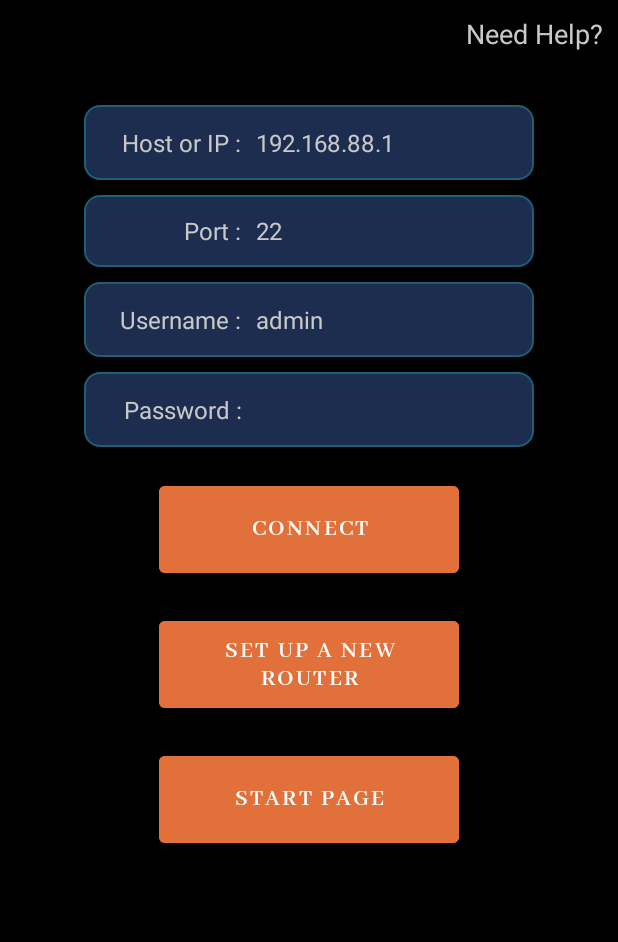
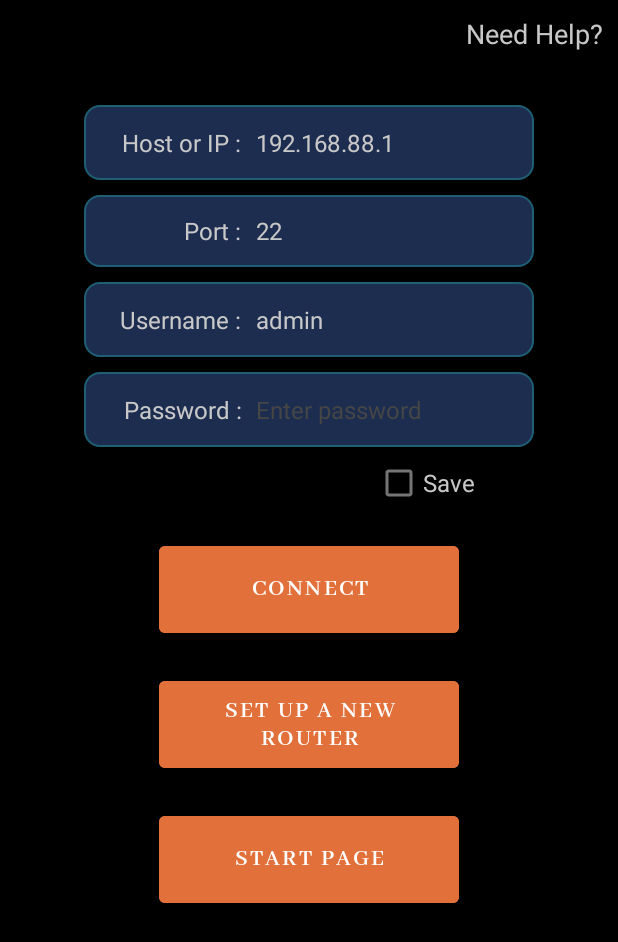
Before and after one commit to mcsimple-net/ImProvider, an Android app: the MainActivity screen opened directly, with no data from a screen before it, on a phone screen of 412 x 824 dp. Shown: the top 942 px of the screen. Run offline under Robolectric (Android 15) with nearby library versions, the phone set to English and light mode, and no system bars; libraries missing offline, so code that uses them is left out: com.jcraft.jsch, com.tapadoo.alerter; Roboto replaces fonts that are not available here; 1 statement that could not run was skipped.

Commit message:
added save func

```diff
--- a/app/build.gradle
+++ b/app/build.gradle
@@ -40,5 +40,6 @@ dependencies {
     implementation 'androidx.constraintlayout:constraintlayout:2.1.4'
     implementation 'com.github.AndroidDeveloperLB:AutoFitTextView:10'
     implementation 'com.github.tapadoo:alerter:7.2.4'
+    implementation "androidx.security:security-crypto:1.1.0-alpha06"
 
 }
--- a/app/src/main/java/com/itremedy/improvidermtfree/MainActivity.java
+++ b/app/src/main/java/com/itremedy/improvidermtfree/MainActivity.java
@@ -4,6 +4,8 @@ package com.itremedy.improvidermtfree;
 import static java.lang.Boolean.TRUE;
 
 import androidx.appcompat.app.AppCompatActivity;
+import androidx.security.crypto.EncryptedSharedPreferences;
+import androidx.security.crypto.MasterKey;
 
 import android.annotation.SuppressLint;
 import android.content.Intent;
@@ -13,12 +15,15 @@ import android.os.Handler;
 import android.preference.PreferenceManager;
 import android.view.View;
 import android.widget.Button;
+import android.widget.CheckBox;
 import android.widget.EditText;
 import android.widget.TextView;
 
 import com.jcraft.jsch.JSchException;
 import com.tapadoo.alerter.Alerter;
 
+import java.io.IOException;
+import java.security.GeneralSecurityException;
 import java.util.Objects;
 
 
@@ -32,6 +37,9 @@ public class MainActivity extends AppCompatActivity {
     Button setup, start_page;
     TextView help_m;
     SharedPreferences prefs;
+    CheckBox checkBox;
+
+
     @Override
     protected void onCreate(Bundle savedInstanceState) {
         super.onCreate(savedInstanceState);
@@ -44,6 +52,10 @@ public class MainActivity extends AppCompatActivity {
         setup = findViewById(R.id.new_router_setup);
         help_m = findViewById(R.id.help_m);
         start_page = findViewById(R.id.start_page);
+        checkBox = findViewById(R.id.checkBox);
+
+
+
 
 
        prefs = PreferenceManager.getDefaultSharedPreferences(getBaseContext());
@@ -53,6 +65,21 @@ public class MainActivity extends AppCompatActivity {
             Intent intent = new Intent(MainActivity.this, LoginActivity.class);
             startActivity(intent);
         }
+
+
+
+        SharedPreferences sharedPreferences = PreferenceManager.getDefaultSharedPreferences(this);
+        String hostname_shared = sharedPreferences.getString("host", "192.168.88.1"); // Second parameter is the default value.
+        String port_shared = sharedPreferences.getString("port", "22");
+        String username_shared = sharedPreferences.getString("login", "admin");
+        String password_shared = sharedPreferences.getString("password", "");
+
+        hostname.setText(hostname_shared);
+        port.setText(port_shared);
+        username.setText(username_shared);
+        password.setText(password_shared);
+
+
 
         help_m.setOnClickListener(v ->
                 Alerter.create(this, R.layout.alerter_custom_layout)
@@ -224,4 +251,39 @@ public class MainActivity extends AppCompatActivity {
             return;
         }
     }
+    public void itemClicked(View v) {
+        //code to check if this checkbox is checked!
+        CheckBox checkBox = (CheckBox)v;
+        if(checkBox.isChecked()) {
+
+            MasterKey masterKey = null;
+            try {
+                masterKey = new MasterKey.Builder(this)
+                        .setKeyScheme(MasterKey.KeyScheme.AES256_GCM)
+                        .build();
+            } catch (GeneralSecurityException | IOException e) {
+                throw new RuntimeException(e);
+            }
+
+            SharedPreferences sharedPreferences;
+            try {
+                sharedPreferences = EncryptedSharedPreferences.create(
+                        this,
+                        "secret_shared_prefs",
+                        masterKey,
+                        EncryptedSharedPreferences.PrefKeyEncryptionScheme.AES256_SIV,
+                        EncryptedSharedPreferences.PrefValueEncryptionScheme.AES256_GCM
+                );
+            } catch (GeneralSecurityException | IOException e) {
+                throw new RuntimeException(e);
+            }
+           sharedPreferences = PreferenceManager.getDefaultSharedPreferences(this);
+            SharedPreferences.Editor editor = sharedPreferences.edit();
+            editor.putString("host", hostname.getText().toString());
+            editor.putString("port", port.getText().toString());
+            editor.putString("login", username.getText().toString());
+            editor.putString("password", password.getText().toString());
+            editor.apply();
+        }
+    }
 }
--- a/app/src/main/res/layout-land/activity_main.xml
+++ b/app/src/main/res/layout-land/activity_main.xml
@@ -38,7 +38,6 @@
             android:ems="10"
             android:hint="@string/enter_ip_or_hostname"
             android:inputType="text"
-            android:text="@string/_192_168_88_1"
             android:textColor="#C8C8C8"
             android:textColorHighlight="#FFFFFF"
             android:textColorHint="#464646"
@@ -79,7 +78,6 @@
             android:ems="10"
             android:hint="@string/enter_port_number"
             android:inputType="number"
-            android:text="@string/_22"
             android:textColor="#C8C8C8"
             android:textColorHighlight="#FFFFFF"
             android:textColorHint="#464646"
@@ -120,7 +118,6 @@
             android:ems="10"
             android:hint="@string/enter_username"
             android:inputType="text"
-            android:text="@string/admin"
             android:textColor="#C8C8C8"
             android:textColorHighlight="#FFFFFF"
             android:textColorHint="#464646"
@@ -159,8 +156,8 @@
             android:layout_marginStart="10dp"
             android:layout_weight="1"
             android:ems="10"
-            android:hint="@string/default_password"
             android:inputType="textPassword"
+            android:hint="@string/enter_password"
             android:textColor="#C8C8C8"
             android:textColorHighlight="#FFFFFF"
             android:textColorHint="#464646"
@@ -224,4 +221,16 @@
         app:layout_constraintEnd_toEndOf="parent"
         app:layout_constraintTop_toTopOf="parent" />
 
+    <CheckBox
+        android:id="@+id/checkBox"
+        android:layout_width="wrap_content"
+        android:layout_height="wrap_content"
+        android:layout_marginStart="250dp"
+        android:onClick="itemClicked"
+        android:text="@string/save"
+        android:textColor="@color/text_color"
+        android:textSize="16sp"
+        app:layout_constraintStart_toStartOf="parent"
+        app:layout_constraintTop_toBottomOf="@+id/LayoutPassword" />
+
 </androidx.constraintlayout.widget.ConstraintLayout>
--- a/app/src/main/res/layout-xlarge-land/activity_main.xml
+++ b/app/src/main/res/layout-xlarge-land/activity_main.xml
@@ -42,7 +42,6 @@
             android:autofillHints="192.168.88.1"
             android:ems="10"
             android:hint="@string/enter_ip_or_hostname"
-            android:text="@string/_192_168_88_1"
             android:textColor="#C8C8C8"
             android:textColorHighlight="#1D2D50"
             android:textColorHint="#464646"
@@ -85,7 +84,6 @@
             android:hint="@string/enter_port_number"
             android:inputType="number"
             android:background="@null"
-            android:text="@string/_22"
             android:textColor="#C8C8C8"
             android:textColorHighlight="#1D2D50"
             android:textColorHint="#464646"
@@ -126,7 +124,6 @@
             android:ems="10"
             android:hint="@string/enter_username"
             android:inputType="text"
-            android:text="@string/admin"
             android:textColor="#C8C8C8"
             android:textColorHighlight="#1D2D50"
             android:textColorHint="#464646"
@@ -166,14 +163,14 @@
             android:layout_marginStart="10dp"
             android:layout_weight="1"
             android:ems="10"
-            android:hint="@string/default_password"
+            android:autofillHints="@string/default_password"
             android:inputType="textPassword"
+            android:hint="@string/enter_password"
             android:textColor="#C8C8C8"
             android:textColorHighlight="#1D2D50"
             android:textColorHint="#464646"
             android:textColorLink="#000000"
             android:textSize="28sp"
-            android:autofillHints="itremedy.online"
             android:background="@null"/>
     </LinearLayout>
 
@@ -237,6 +234,17 @@
         app:layout_constraintEnd_toEndOf="parent"
         app:layout_constraintTop_toTopOf="parent" />
 
+    <CheckBox
+        android:id="@+id/checkBox"
+        android:layout_width="wrap_content"
+        android:layout_height="wrap_content"
+        android:layout_marginStart="450dp"
+        android:onClick="itemClicked"
+        android:text="@string/save"
+        android:textColor="@color/text_color"
+        android:textSize="20sp"
+        app:layout_constraintStart_toStartOf="parent"
+        app:layout_constraintTop_toBottomOf="@+id/LayoutPassword" />
 
 
 </androidx.constraintlayout.widget.ConstraintLayout>
--- a/app/src/main/res/layout-xlarge/activity_main.xml
+++ b/app/src/main/res/layout-xlarge/activity_main.xml
@@ -39,7 +39,6 @@
             android:ems="10"
             android:hint="@string/enter_ip_or_hostname"
             android:inputType="text"
-            android:text="@string/_192_168_88_1"
             android:textColor="#C8C8C8"
             android:textColorHighlight="#1D2D50"
             android:textColorHint="#464646"
@@ -81,7 +80,6 @@
             android:ems="10"
             android:hint="@string/enter_port_number"
             android:inputType="number"
-            android:text="@string/_22"
             android:textColor="#C8C8C8"
             android:textColorHighlight="#1D2D50"
             android:textColorHint="#464646"
@@ -123,7 +121,6 @@
             android:ems="10"
             android:hint="@string/enter_username"
             android:inputType="text"
-            android:text="@string/admin"
             android:textColor="#C8C8C8"
             android:textColorHighlight="#1D2D50"
             android:textColorHint="#464646"
@@ -163,8 +160,8 @@
             android:layout_marginStart="10dp"
             android:layout_weight="1"
             android:ems="10"
-            android:hint="@string/default_password"
             android:inputType="textPassword"
+            android:hint="@string/enter_password"
             android:textColor="#C8C8C8"
             android:textColorHighlight="#1D2D50"
             android:textColorHint="#464646"
@@ -178,7 +175,7 @@
         android:id="@+id/connect"
         android:layout_width="400dp"
         android:layout_height="100dp"
-        android:layout_marginTop="50dp"
+        android:layout_marginTop="70dp"
         android:backgroundTint="#E2703A"
         android:fontFamily="@font/abhaya_libre_semibold"
         android:text="@string/connect"
@@ -231,4 +228,16 @@
         app:layout_constraintEnd_toEndOf="parent"
         app:layout_constraintTop_toTopOf="parent" />
 
+    <CheckBox
+        android:id="@+id/checkBox"
+        android:layout_width="wrap_content"
+        android:layout_height="wrap_content"
+        android:layout_marginStart="550dp"
+        android:onClick="itemClicked"
+        android:text="@string/save"
+        android:textColor="@color/text_color"
+        android:textSize="20sp"
+        app:layout_constraintStart_toStartOf="parent"
+        app:layout_constraintTop_toBottomOf="@+id/LayoutPassword" />
+
 </androidx.constraintlayout.widget.ConstraintLayout>
--- a/app/src/main/res/layout/activity_main.xml
+++ b/app/src/main/res/layout/activity_main.xml
@@ -38,16 +38,15 @@
             android:layout_marginStart="10dp"
             android:layout_weight="1"
             android:autofillHints="192.168.88.1"
+            android:background="@null"
             android:ems="10"
             android:hint="@string/enter_ip_or_hostname"
             android:inputType="text"
-            android:text="@string/_192_168_88_1"
             android:textColor="#C8C8C8"
             android:textColorHighlight="#FFFFFF"
             android:textColorHint="#464646"
             android:textColorLink="#000000"
-            android:textSize="16sp"
-            android:background="@null"/>
+            android:textSize="16sp" />
     </LinearLayout>
 
     <LinearLayout
@@ -79,16 +78,15 @@
             android:layout_marginStart="10dp"
             android:layout_weight="1"
             android:autofillHints="22"
+            android:background="@null"
             android:ems="10"
             android:hint="@string/enter_port_number"
             android:inputType="number"
-            android:text="@string/_22"
             android:textColor="#C8C8C8"
             android:textColorHighlight="#FFFFFF"
             android:textColorHint="#464646"
             android:textColorLink="#000000"
-            android:textSize="16sp"
-            android:background="@null"/>
+            android:textSize="16sp" />
     </LinearLayout>
 
     <LinearLayout
@@ -120,16 +118,15 @@
             android:layout_marginStart="10dp"
             android:layout_weight="1"
             android:autofillHints="admin"
+            android:background="@null"
             android:ems="10"
             android:hint="@string/enter_username"
             android:inputType="text"
-            android:text="@string/admin"
             android:textColor="#C8C8C8"
             android:textColorHighlight="#FFFFFF"
             android:textColorHint="#464646"
             android:textColorLink="#000000"
-            android:textSize="16sp"
-            android:background="@null"/>
+            android:textSize="16sp" />
     </LinearLayout>
 
     <LinearLayout
@@ -160,9 +157,10 @@
             android:layout_height="match_parent"
             android:layout_marginStart="10dp"
             android:layout_weight="1"
-            android:autofillHints="itremedy.online"
+            android:autofillHints="itremedy.pro"
             android:ems="10"
             android:inputType="textPassword"
+            android:hint="@string/enter_password"
             android:textColor="#C8C8C8"
             android:textColorHighlight="#FFFFFF"
             android:textColorHint="#464646"
@@ -175,7 +173,7 @@
         android:id="@+id/connect"
         android:layout_width="200dp"
         android:layout_height="70dp"
-        android:layout_marginTop="20dp"
+        android:layout_marginTop="60dp"
         android:backgroundTint="#E2703A"
         android:fontFamily="@font/abhaya_libre_semibold"
         android:text="@string/connect"
@@ -225,4 +223,16 @@
         app:layout_constraintEnd_toEndOf="parent"
         app:layout_constraintTop_toTopOf="parent" />
 
+    <CheckBox
+        android:id="@+id/checkBox"
+        android:layout_width="wrap_content"
+        android:layout_height="wrap_content"
+        android:layout_marginStart="250dp"
+        android:onClick="itemClicked"
+        android:text="@string/save"
+        android:textColor="@color/text_color"
+        android:textSize="16sp"
+        app:layout_constraintStart_toStartOf="parent"
+        app:layout_constraintTop_toBottomOf="@+id/LayoutPassword" />
+
 </androidx.constraintlayout.widget.ConstraintLayout>
--- a/app/src/main/res/values/strings.xml
+++ b/app/src/main/res/values/strings.xml
@@ -8,6 +8,7 @@
     <string name="host_or_ip">Host or IP :</string>
     <string name="enter_username">Enter username</string>
     <string name="enter_port_number">Enter port number</string>
+    <string name="enter_password">Enter password</string>
     <string name="enter_ip_or_hostname">Enter IP or hostname</string>
     <string name="setup_new_router">SET UP A NEW ROUTER</string>
     <string name="set_connection_speed">SET SPEED LIMITS</string>
@@ -52,4 +53,5 @@
         We are not responsible for any harm done by using ImProvider. Pressing CONTINUE you agree with it.</string>
     <string name="flds_empty">Some fields are empty</string>
     <string name="pref_previously_started" translatable="false">false</string>
+    <string name="save">Save</string>
 </resources>
--- a/settings.gradle
+++ b/settings.gradle
@@ -13,5 +13,5 @@ dependencyResolutionManagement {
         maven { url 'https://jitpack.io' }
     }
 }
-rootProject.name = "ImProvider MT Free"
+rootProject.name = "ImProvider MT Paid"
 include ':app'
```
Also changed, not shown: 4 other files.
